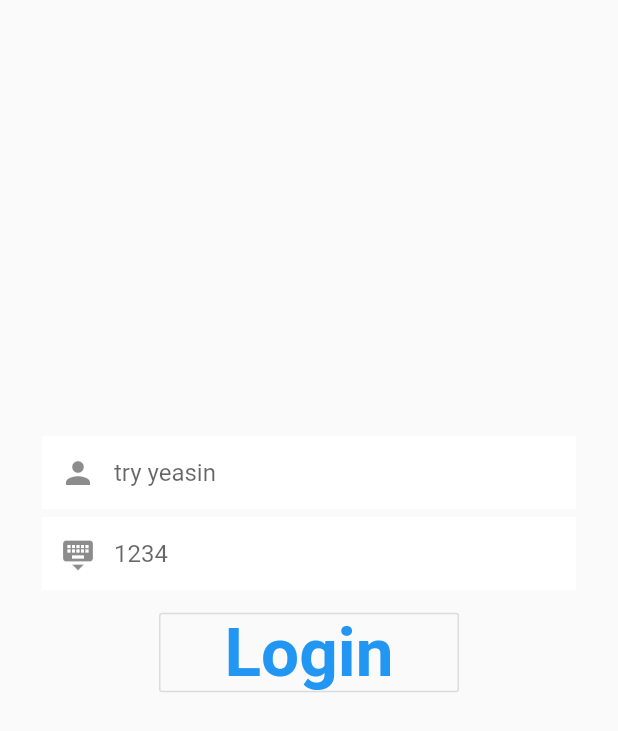
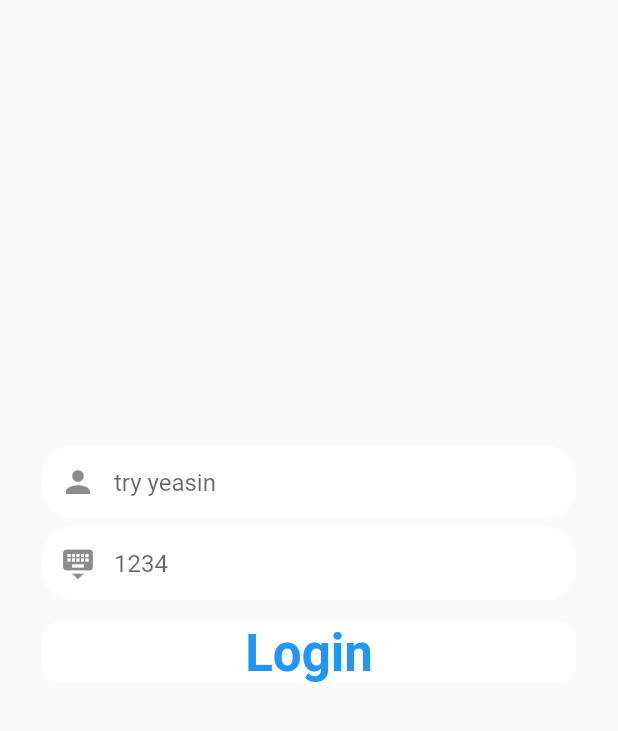
Before and after one commit to yeasin50/BasicBankSystem, a Flutter app: the AuthForm widget shown alone on an empty page, opened directly, after a tap on "Login", on a phone screen of 412 x 824 dp. Shown: the top 731 px of the screen. Run offline on Flutter 3.47's test engine with Material 2 defaults, Android fonts, the phone set to English and light mode, and no system bars; our stand-ins replace date_format, easy_rich_text, google_fonts, rive; missing offline and left inert: simple_autocomplete_formfield; statements that could not run were skipped.

Commit message:
background

```diff
--- a/lib/screens/authScreen.dart
+++ b/lib/screens/authScreen.dart
@@ -20,12 +20,14 @@ class _AuthScreenState extends State<AuthScreen> {
     var width = SizeConfig.screenWidth!;
     var height = SizeConfig.screenHeight!;
 
+    print("width  $width");
+
     //#41616E bg
     return Scaffold(
       resizeToAvoidBottomInset: false,
 
       ///TODO:: fix bg COlor
-
+      backgroundColor: Colors.black54,
       body: Consumer<DashProvider>(
         builder: (context, data, __) => GestureDetector(
           behavior: HitTestBehavior.opaque,
@@ -41,7 +43,7 @@ class _AuthScreenState extends State<AuthScreen> {
           child: Stack(
             children: [
               Positioned(
-                top: getProportionateScreenHeight(20),
+                top: 0,
                 left: 0,
                 right: 0,
                 child: SizedBox(
@@ -50,14 +52,22 @@ class _AuthScreenState extends State<AuthScreen> {
                   child: RiveChar(),
                 ),
               ),
+              if (!kIsWeb)
                 Positioned(
-                top: kIsWeb ? 0 : height * .35,
+                  top: height * .35,
                   left: 0,
                   right: 0,
                   child: SizedBox(
                     width: kIsWeb ? width * 4 : width,
                     child: AuthForm(),
                   ),
+                ),
+              if (kIsWeb)
+                Positioned(
+                  bottom: 10,
+                  left: 0,
+                  right: 0,
+                  child: AuthForm(),
                 ),
             ],
           ),
--- a/lib/widgets/authForm.dart
+++ b/lib/widgets/authForm.dart
@@ -1,5 +1,7 @@
 import 'dart:async';
+import 'package:bank_app_social/configs/size.dart';
 import 'package:bank_app_social/provider/anim_provider.dart';
+import 'package:bank_app_social/screens/client_profile.dart';
 import 'package:flutter/foundation.dart';
 import 'package:flutter/material.dart';
 import 'package:provider/provider.dart';
@@ -28,7 +30,8 @@ class _AuthFormState extends State<AuthForm> {
     if (_nameController.text == "yeasin" && _passController.text == "1234") {
       provider.dashState(DashState.happy);
       Timer(Duration(seconds: 3), () {
-        print("navigate to HomeScreen");
+        // print("navigate to HomeScreen");
+        Navigator.pushReplacementNamed(context, ClientProfile.routeName);
       });
     } else {
       provider.dashState(DashState.sad);
@@ -51,6 +54,9 @@ class _AuthFormState extends State<AuthForm> {
 
   @override
   Widget build(BuildContext context) {
+    var width = SizeConfig.screenWidth!;
+    var height = SizeConfig.screenHeight!;
+
     return Consumer<DashProvider>(
       builder: (_, data, __) => Center(
         child: Container(
@@ -59,9 +65,20 @@ class _AuthFormState extends State<AuthForm> {
           child: Form(
             child: Column(
               mainAxisAlignment: MainAxisAlignment.center,
-              mainAxisSize: MainAxisSize.min,
+              // mainAxisSize: MainAxisSize.min,
               children: [
-                TextFormField(
+                Container(
+                  width: kIsWeb
+                      ? width > 400
+                          ? 400
+                          : width
+                      : width,
+                  decoration: BoxDecoration(
+                    shape: BoxShape.rectangle,
+                    color: Colors.white.withOpacity(.9),
+                    borderRadius: BorderRadius.all(Radius.circular(20)),
+                  ),
+                  child: TextFormField(
                     cursorColor: Colors.pink,
                     style: TextStyle(),
                     controller: _nameController,
@@ -81,15 +98,27 @@ class _AuthFormState extends State<AuthForm> {
                       contentPadding: EdgeInsets.all(15),
                       prefixIcon: Icon(Icons.person),
                       border: InputBorder.none,
-                    fillColor: Colors.white,
-                    filled: true,
+                      // fillColor: Colors.white.withOpacity(.7),
+                      // filled: true,
                       hintText: "try yeasin",
+                    ),
                   ),
                 ),
                 SizedBox(
                   height: 5,
                 ),
-                TextFormField(
+                Container(
+                  width: kIsWeb
+                      ? width > 400
+                          ? 400
+                          : width
+                      : width,
+                  decoration: BoxDecoration(
+                    shape: BoxShape.rectangle,
+                    color: Colors.white.withOpacity(.9),
+                    borderRadius: BorderRadius.all(Radius.circular(20)),
+                  ),
+                  child: TextFormField(
                     cursorColor: Colors.green,
                     controller: _passController,
                     key: ValueKey('password'),
@@ -106,30 +135,41 @@ class _AuthFormState extends State<AuthForm> {
                       contentPadding: EdgeInsets.all(15),
                       prefixIcon: Icon(Icons.keyboard_hide),
                       border: InputBorder.none,
-                    fillColor: Colors.white,
-                    filled: true,
+                      // fillColor: Colors.white.withOpacity(.7),
+                      // filled: true,
                       hintText: '1234',
                     ),
                     obscureText: true,
+                  ),
                 ),
                 SizedBox(
                   height: 15,
                 ),
                 //TODO;; fixe for web
-                SizedBox(
-                  width: kIsWeb ? 300 : 200,
-                  child: OutlineButton(
+                GestureDetector(
+                  child: Container(
+                    width: kIsWeb
+                        ? width > 400
+                            ? 200
+                            : width
+                        : width,
                     child: Text(
                       "Login",
+                      textAlign: TextAlign.center,
                       style: TextStyle(
                         color: Colors.blue,
                         fontWeight: FontWeight.bold,
                         fontSize:
-                            Theme.of(context).textTheme.headline3!.fontSize,
+                            Theme.of(context).textTheme.headline4!.fontSize,
                       ),
                     ),
-                    onPressed: _trySubmit,
+                    decoration: BoxDecoration(
+                      shape: BoxShape.rectangle,
+                      color: Colors.white.withOpacity(.9),
+                      borderRadius: BorderRadius.all(Radius.circular(10)),
                     ),
+                  ),
+                  onTap: _trySubmit,
                 ),
                 SizedBox(
                   height: 12,
--- /dev/null
+++ b/lib/widgets/neon_container.dart
@@ -0,0 +1,28 @@
+import 'package:flutter/material.dart';
+
+class BubbleRadialContainer extends StatelessWidget {
+  final double radius;
+  final List<Color> colors;
+
+  BubbleRadialContainer({required this.radius, required this.colors});
+  get _stopss => [.1, .25, .42, .45, 1.0];
+  @override
+  Widget build(BuildContext context) {
+    return Container(
+      height: radius,
+      width: radius,
+      // color: p.color,
+      decoration: BoxDecoration(
+        gradient: RadialGradient(
+          colors: colors,
+          stops: _stopss,
+        ),
+        shape: BoxShape.circle,
+      ),
+      // child: Image.asset(
+      //   "assets/images/neon.jpg",
+      //   fit: BoxFit.cover,
+      // ),
+    );
+  }
+}
--- /dev/null
+++ b/lib/widgets/particles_bg.dart
@@ -0,0 +1,141 @@
+import 'dart:async';
+import 'dart:math';
+
+import 'package:bank_app_social/configs/size.dart';
+import 'package:bank_app_social/models/particle.dart';
+import 'package:flutter/material.dart';
+
+import 'neon_container.dart';
+
+class ParticlesBackground extends StatefulWidget {
+  @override
+  _ParticlesBackgroundState createState() => _ParticlesBackgroundState();
+}
+
+class _ParticlesBackgroundState extends State<ParticlesBackground> {
+  var width, height;
+  // var colors = [
+  //   Colors.white,
+  //   Colors.yellow,
+  //   Colors.black,
+  //   Colors.blue,
+  //   Colors.black,
+  //   Colors.yellow,
+  // ];
+
+  @override
+  void initState() {
+    super.initState();
+    WidgetsBinding.instance!.addPostFrameCallback((timeStamp) {
+      SizeConfig().init(context);
+      width = SizeConfig.screenWidth!;
+      height = SizeConfig.screenHeight!;
+
+      Random random = new Random();
+      Particle particle = new Particle(pos: Pvector(width / 2, height / 2));
+      particles.add(particle);
+      List.generate(numberOfParticles, (index) {
+        var x = random.nextDouble() * width * .9;
+
+        /// .9 will handle the out boundary
+        var y = random.nextDouble() * height * .9;
+        if (x < particle.radius) x += particle.radius * 2;
+        if (y < particle.radius) y += particle.radius * 2;
+
+        var pos = Pvector(x, y);
+        var pt = Particle(pos: pos);
+
+        ///dynamic color
+        pt.colors = ColorList[index % (ColorList.length)];
+
+        //init dynamic vector poss 4diff direction
+        if (numberOfParticles % 4 == 0) pt.velocity.x = -pt.velocity.x;
+        if (numberOfParticles % 4 == 1) pt.velocity.y = -pt.velocity.y;
+        if (numberOfParticles % 4 == 2) {
+          pt.velocity.x = -pt.velocity.x;
+          pt.velocity.y = -pt.velocity.y;
+        }
+
+        particles.add(pt);
+      });
+
+      timer = Timer.periodic(
+        Duration(milliseconds: (fps * 1000).floor()),
+        // Duration(milliseconds: 100),
+        frameBuilder,
+      );
+    });
+  }
+
+  @override
+  void dispose() {
+    timer.cancel();
+    particles.clear();
+    super.dispose();
+  }
+
+  late Timer timer;
+  final Random random = Random();
+  final double fps = 1 / 24;
+
+  frameBuilder(Timer timer) {
+    particles.forEach((pt) {
+      pt.pos.y += pt.velocity.y;
+      pt.pos.x += pt.velocity.x;
+
+      boxCollision(pt);
+    });
+    if (particles.isNotEmpty) {
+      setState(() {});
+    }
+  }
+
+  void boxCollision(Particle pt) {
+    if (pt.pos.y > height - pt.radius * 2 || pt.pos.y <= 0) {
+      pt.velocity.y = -pt.velocity.y;
+    }
+    if (pt.pos.x > width - pt.radius || pt.pos.x <= 0) {
+      pt.velocity.x = -pt.velocity.x;
+    }
+
+    // if (pt.pos.y > height - pt.radius) {
+    //   pt.pos.y = height - pt.radius;
+    //   pt.velocity.y *= pt.jumpFactor;
+    // }
+  }
+
+  List<Particle> particles = [];
+  @override
+  Widget build(BuildContext context) {
+    SizeConfig().init(context);
+    width = SizeConfig.screenWidth!;
+    height = SizeConfig.screenHeight!;
+    return Scaffold(
+      backgroundColor: Colors.black,
+      body: Stack(
+        children: [
+          // Positioned(
+          //   child: Container(
+          //     width: width,
+          //     height: height,
+          //     decoration: BoxDecoration(
+          //         border: Border.all(
+          //       color: Colors.red,
+          //     )),
+          //   ),
+          // ),
+          ...particles
+              .map((p) => Positioned(
+                    top: p.pos.y,
+                    left: p.pos.x,
+                    child: BubbleRadialContainer(
+                      radius: p.radius,
+                      colors: p.colors,
+                    ),
+                  ))
+              .toList(),
+        ],
+      ),
+    );
+  }
+}
```
Also changed, not shown: lib/main.dart (+9 -1 lines), lib/models/particle.dart (added, +50 -0 lines), lib/screens/client_profile.dart (+47 -18 lines), lib/screens/imageTest.dart (+23 -4 lines). Lines whose indentation alone changed are shown as unchanged.
